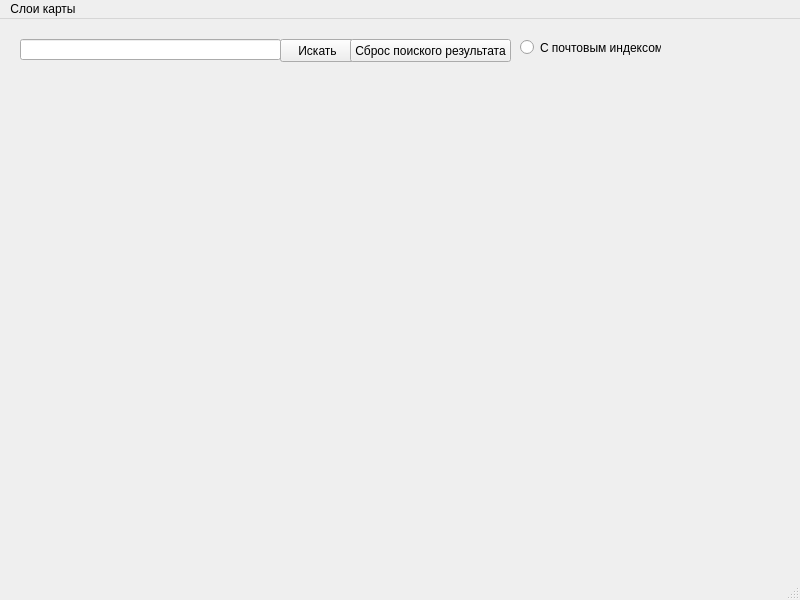
The window that window.ui (msibir/mapsapi) describes before a commit, drawn with Qt 5.
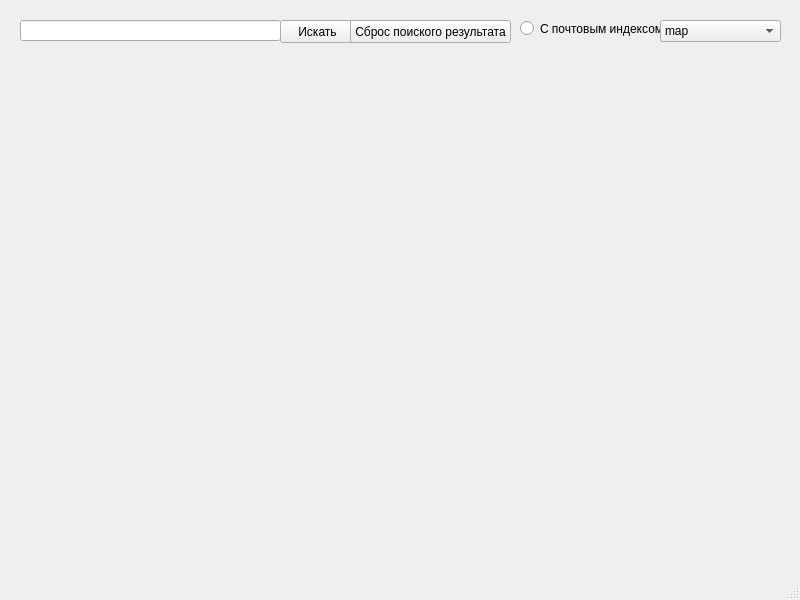
The same window after the commit.

```diff
--- a/window.ui
+++ b/window.ui
@@ -89,6 +89,31 @@
      <string>С почтовым индексом</string>
     </property>
    </widget>
+   <widget class="QComboBox" name="layer">
+    <property name="geometry">
+     <rect>
+      <x>660</x>
+      <y>20</y>
+      <width>121</width>
+      <height>22</height>
+     </rect>
+    </property>
+    <item>
+     <property name="text">
+      <string>map</string>
+     </property>
+    </item>
+    <item>
+     <property name="text">
+      <string>sat</string>
+     </property>
+    </item>
+    <item>
+     <property name="text">
+      <string>sat,skl</string>
+     </property>
+    </item>
+   </widget>
   </widget>
   <widget class="QMenuBar" name="menubar">
    <property name="geometry">
@@ -99,15 +124,6 @@
      <height>21</height>
     </rect>
    </property>
-   <widget class="QMenu" name="layers">
-    <property name="title">
-     <string>Слои карты</string>
-    </property>
-    <addaction name="shema"/>
-    <addaction name="sputnik"/>
-    <addaction name="gibrid"/>
-   </widget>
-   <addaction name="layers"/>
   </widget>
   <widget class="QStatusBar" name="statusbar"/>
   <action name="shema">
```
Left out of the diff: 6 changed lines with no effect on the pictures.
